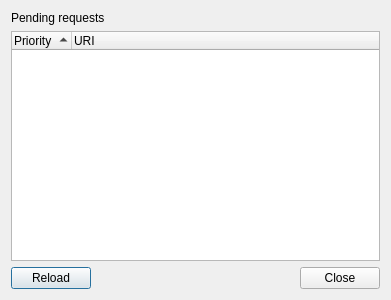
chrisdevchroma/fourchan-dl, file gui/uipendingrequests.ui: the form before one commit.
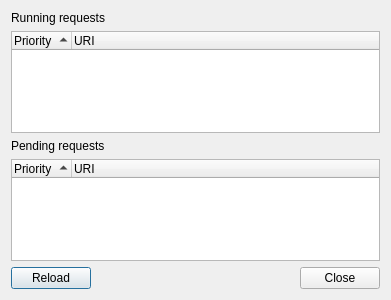
The form after the commit. Icons and pictures are not drawn.

```diff
--- a/gui/uipendingrequests.ui
+++ b/gui/uipendingrequests.ui
@@ -15,13 +15,66 @@
   </property>
   <layout class="QGridLayout" name="gridLayout">
    <item row="0" column="0">
+    <widget class="QLabel" name="label_2">
+     <property name="text">
+      <string>Running requests</string>
+     </property>
+    </widget>
+   </item>
+   <item row="1" column="0">
+    <widget class="QTreeWidget" name="twRunning">
+     <attribute name="headerVisible">
+      <bool>true</bool>
+     </attribute>
+     <attribute name="headerDefaultSectionSize">
+      <number>60</number>
+     </attribute>
+     <attribute name="headerShowSortIndicator" stdset="0">
+      <bool>true</bool>
+     </attribute>
+     <column>
+      <property name="text">
+       <string>Priority</string>
+      </property>
+     </column>
+     <column>
+      <property name="text">
+       <string>URI</string>
+      </property>
+     </column>
+    </widget>
+   </item>
+   <item row="2" column="0">
     <widget class="QLabel" name="label">
      <property name="text">
       <string>Pending requests</string>
      </property>
     </widget>
    </item>
-   <item row="2" column="0">
+   <item row="3" column="0">
+    <widget class="QTreeWidget" name="twPending">
+     <attribute name="headerVisible">
+      <bool>true</bool>
+     </attribute>
+     <attribute name="headerDefaultSectionSize">
+      <number>60</number>
+     </attribute>
+     <attribute name="headerShowSortIndicator" stdset="0">
+      <bool>true</bool>
+     </attribute>
+     <column>
+      <property name="text">
+       <string>Priority</string>
+      </property>
+     </column>
+     <column>
+      <property name="text">
+       <string>URI</string>
+      </property>
+     </column>
+    </widget>
+   </item>
+   <item row="4" column="0">
     <layout class="QHBoxLayout" name="horizontalLayout">
      <item>
       <widget class="QPushButton" name="btnReload">
@@ -63,29 +116,6 @@
      </item>
     </layout>
    </item>
-   <item row="1" column="0">
-    <widget class="QTreeWidget" name="treeWidget">
-     <attribute name="headerVisible">
-      <bool>true</bool>
-     </attribute>
-     <attribute name="headerDefaultSectionSize">
-      <number>60</number>
-     </attribute>
-     <attribute name="headerShowSortIndicator" stdset="0">
-      <bool>true</bool>
-     </attribute>
-     <column>
-      <property name="text">
-       <string>Priority</string>
-      </property>
-     </column>
-     <column>
-      <property name="text">
-       <string>URI</string>
-      </property>
-     </column>
-    </widget>
-   </item>
   </layout>
  </widget>
  <resources>
```
